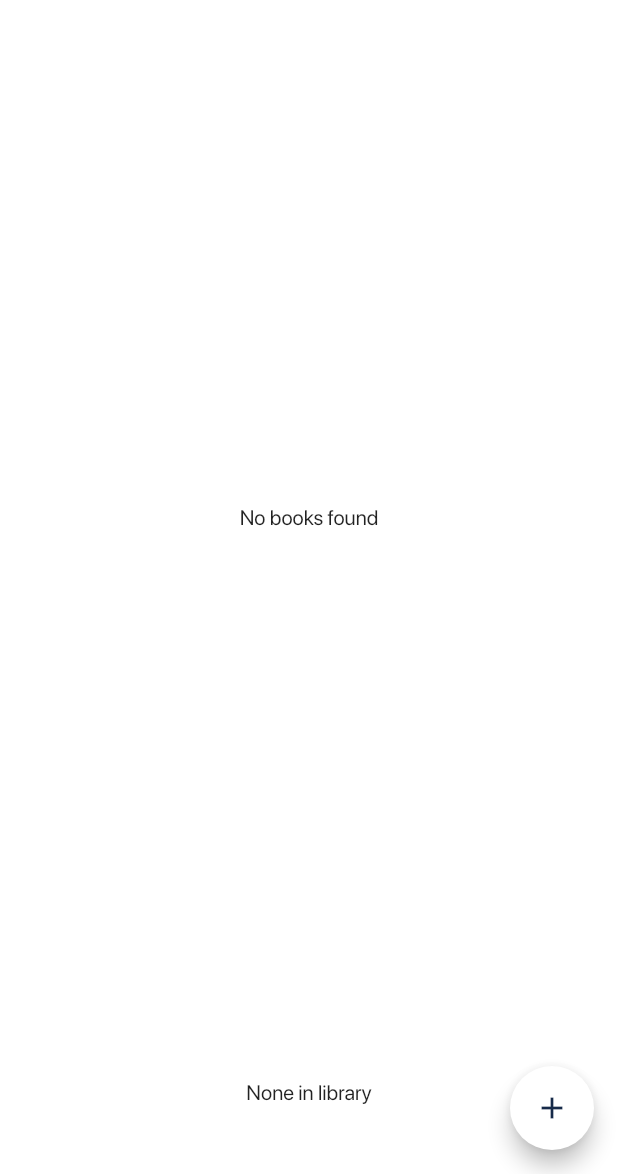
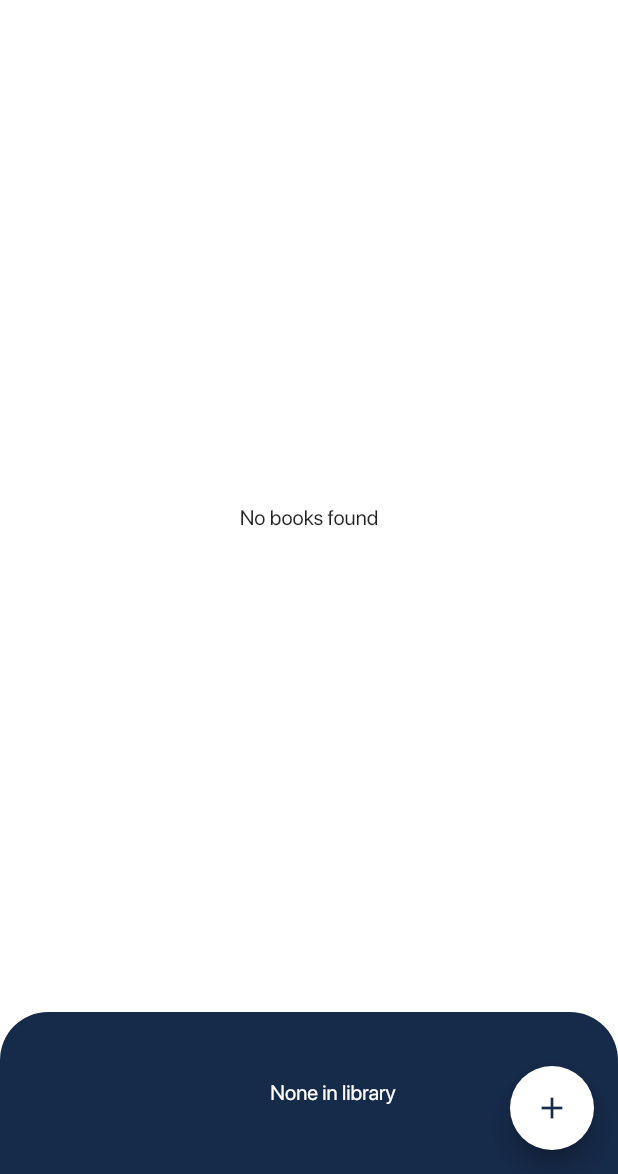
Before and after one commit to Irfan-S/Bookist, a Flutter app: the screen it shows after launch, on a phone screen of 412 x 824 dp, the part 62-1236 px from its top. Run offline on Flutter 3.47's test engine with Material 2 defaults, Android fonts, the phone set to English and light mode, and no system bars; our stand-ins replace image_picker; project files that could hold a hidden picture were left out.

Commit message:
- local file storage and data display integrated. Bug fixes pending. - Added empty text dialogs for empty lists

```diff
--- a/lib/scrollable_bookshelf_bottom_sheet.dart
+++ b/lib/scrollable_bookshelf_bottom_sheet.dart
@@ -70,17 +70,14 @@ class _ScrollableBookshelfSheetState extends State<ScrollableBookshelfSheet> {
         minChildSize: initialPercentage,
         initialChildSize: initialPercentage,
         builder: (context, scrollController) {
-          return bookList.isNotEmpty ? AnimatedBuilder(
+          return AnimatedBuilder(
             animation: scrollController,
             builder: (context, child) {
               double percentage = initialPercentage;
               double scaledPercentage = 0;
               if (scrollController.hasClients) {
                 percentage = (scrollController.position.viewportDimension) /
-                    (MediaQuery
-                        .of(context)
-                        .size
-                        .height);
+                    (MediaQuery.of(context).size.height);
                 //print("NS percentage: $percentage");
               } else {
                 percentage = 0;
@@ -97,9 +94,10 @@ class _ScrollableBookshelfSheetState extends State<ScrollableBookshelfSheet> {
                   padding: const EdgeInsets.only(left: 32),
                   decoration: const BoxDecoration(
                     color: Color(0xFF162A49),
-                  borderRadius: BorderRadius.vertical(top: Radius.circular(32)),
+                    borderRadius: BorderRadius.vertical(
+                        top: Radius.circular(32)),
                   ),
-                child: Stack(
+                  child: bookList.isNotEmpty ? Stack(
                     children: <Widget>[
                       Opacity(
                         opacity: percentage >= 0.8 ? 1 : 0,
@@ -152,12 +150,12 @@ class _ScrollableBookshelfSheetState extends State<ScrollableBookshelfSheet> {
                       ),
                       //MenuButton(),
                     ],
-                ),
+                  ) : Center(
+                      child: Text("None in library",
+                        style: TextStyle(color: Colors.white),)
+                  )
               );
             },
-          )
-              : Center(
-              child: Text("None in library")
           );
         },
       ),
```
Lines whose indentation alone changed are shown as unchanged.
